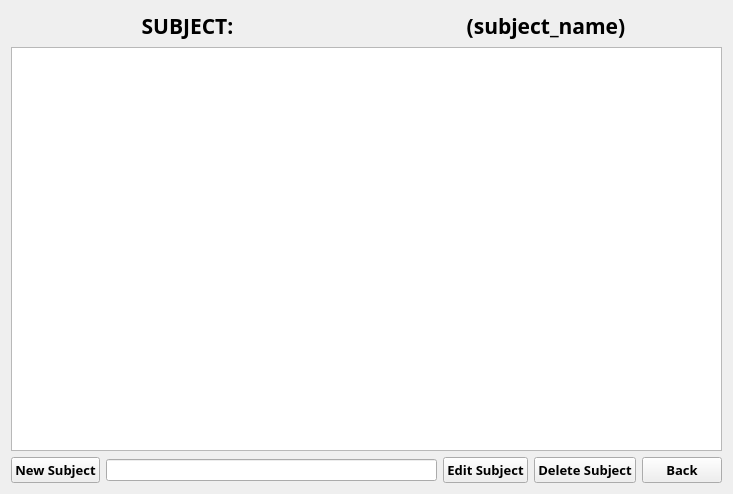
Before: the Qt Designer form subjectui.ui in markytools/sume-borrower-app, drawn with Qt 5.
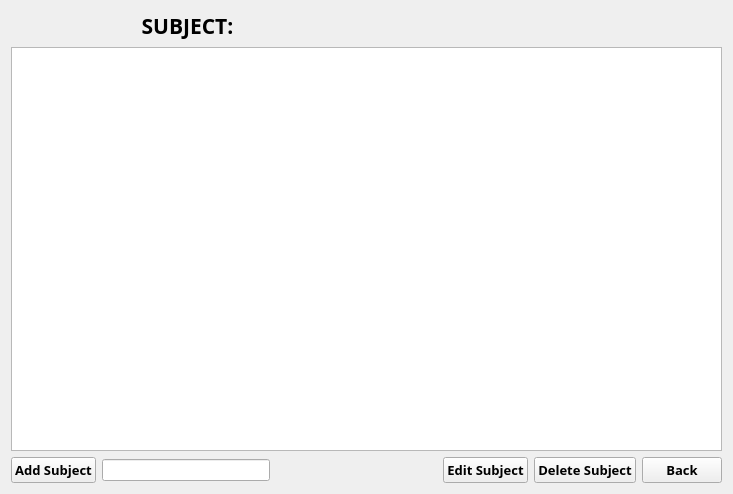
After: the same form once the commit is applied.

```diff
--- a/subjectui.ui
+++ b/subjectui.ui
@@ -47,7 +47,7 @@
           </font>
          </property>
          <property name="text">
-          <string>(subject_name)</string>
+          <string/>
          </property>
          <property name="alignment">
           <set>Qt::AlignCenter</set>
@@ -72,7 +72,7 @@
           </font>
          </property>
          <property name="text">
-          <string>New Subject</string>
+          <string>Add Subject</string>
          </property>
         </widget>
        </item>
@@ -80,7 +80,20 @@
         <widget class="QLineEdit" name="lineEdit"/>
        </item>
        <item>
-        <widget class="QPushButton" name="AddButton_4">
+        <spacer name="horizontalSpacer">
+         <property name="orientation">
+          <enum>Qt::Horizontal</enum>
+         </property>
+         <property name="sizeHint" stdset="0">
+          <size>
+           <width>40</width>
+           <height>20</height>
+          </size>
+         </property>
+        </spacer>
+       </item>
+       <item>
+        <widget class="QPushButton" name="editSubject">
          <property name="font">
           <font>
            <family>Segoe UI Black</family>
```
Left out of the diff: 6 changed lines with no effect on the pictures.
